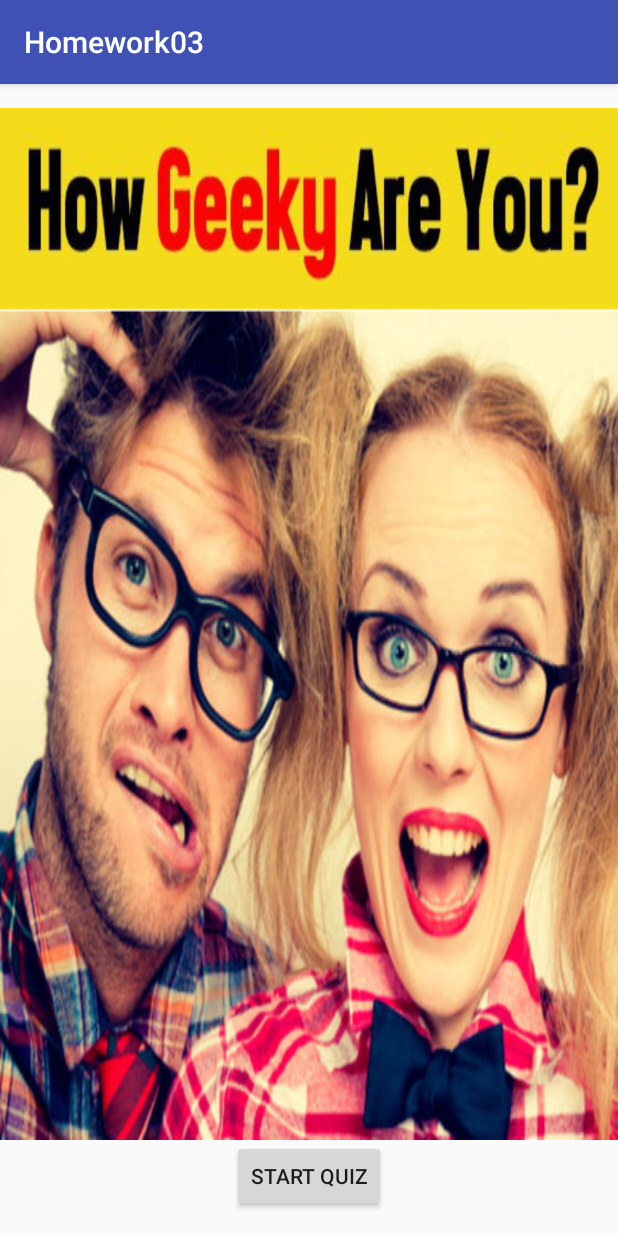
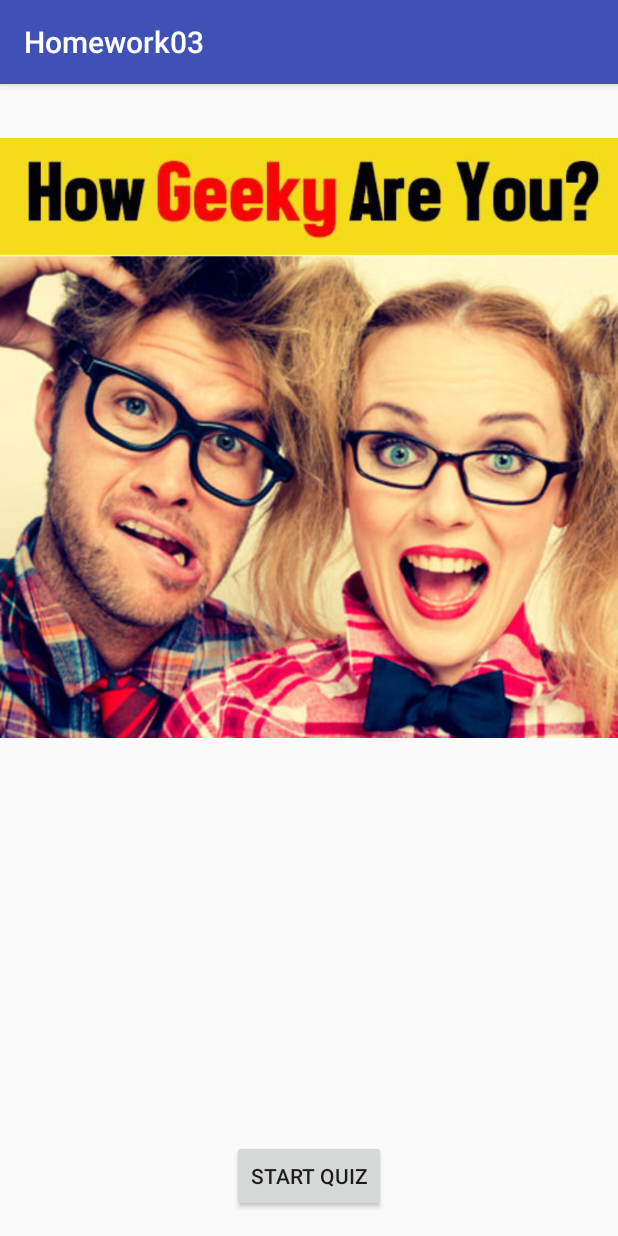
Before and after one commit to baocin/ITCS4180-MobileAppDev, an Android app: the screen it shows after launch (MainActivity), on a phone screen of 412 x 824 dp. Run offline under Robolectric (Android 15) with nearby library versions, the light colour scheme and no system bars.

Commit message:
Fixed strange scaling on welcome splash image

```diff
--- a/Homework03/app/src/main/res/layout/activity_main.xml
+++ b/Homework03/app/src/main/res/layout/activity_main.xml
@@ -8,14 +8,14 @@
     tools:context="com.github.baocin.homework03.MainActivity">
 
     <ImageView
-        android:layout_width="fill_parent"
-        android:layout_height="fill_parent"
+        android:layout_width="wrap_content"
+        android:layout_height="400dp"
         android:id="@+id/imgSplash"
         android:background="@drawable/splash_screen"
         android:layout_alignParentTop="true"
-        android:layout_alignParentRight="true"
-        android:layout_alignParentEnd="true"
-        android:layout_above="@+id/btnStartQuiz" />
+        android:layout_alignParentLeft="true"
+        android:layout_alignParentStart="true"
+        android:layout_marginTop="20dp" />
 
     <Button
         android:layout_width="wrap_content"
```
